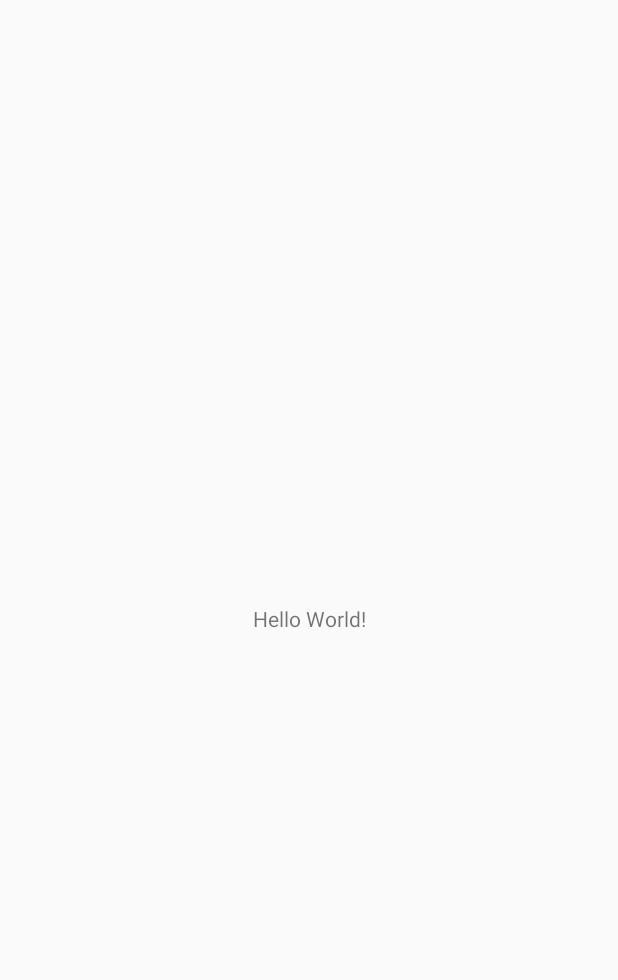
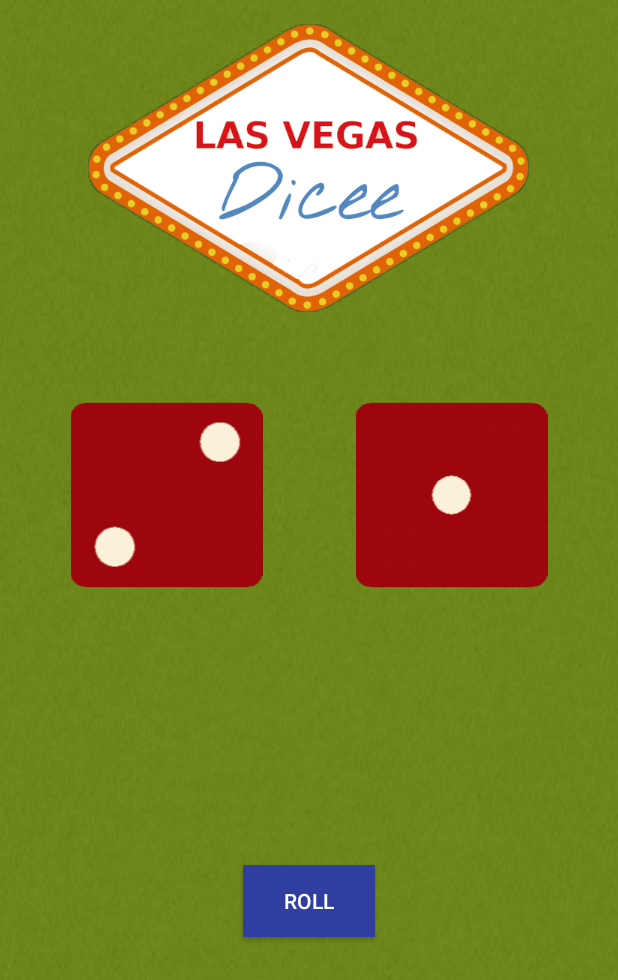
Before and after one commit to PrateekHooriLal/Android_Dicee, an Android app: the screen it shows after launch (MainActivity), on a phone screen of 412 x 824 dp. Before the commit the part shown is almost empty. Shown: the top 980 px of the screen. Run offline under Robolectric (Android 15) with nearby library versions, the phone set to English and light mode, and no system bars.

Commit message:
Dicee app done

```diff
--- a/app/src/main/java/com/prateek/dicee/MainActivity.java
+++ b/app/src/main/java/com/prateek/dicee/MainActivity.java
@@ -2,12 +2,45 @@ package com.prateek.dicee;
 
 import android.support.v7.app.AppCompatActivity;
 import android.os.Bundle;
+import android.util.Log;
+import android.view.View;
+import android.widget.Button;
+import android.widget.ImageView;
+
+import java.util.Arrays;
+import java.util.Random;
 
 public class MainActivity extends AppCompatActivity {
+
 
     @Override
     protected void onCreate(Bundle savedInstanceState) {
         super.onCreate(savedInstanceState);
         setContentView(R.layout.activity_main);
+
+        Button rollButton = findViewById(R.id.rollbutton);
+
+        final ImageView leftDice = findViewById(R.id.left_dice);
+        final ImageView rightDice = findViewById(R.id.right_dice);
+
+        final int[] diceArray = {R.drawable.dice1, R.drawable.dice2,
+                R.drawable.dice3, R.drawable.dice4,
+                R.drawable.dice5, R.drawable.dice6};
+
+        rollButton.setOnClickListener(new View.OnClickListener() {
+            @Override
+            public void onClick(View view) {
+                Log.d("Dicee", "Button Pressed");
+
+                Random ramNumGen = new Random();
+
+                int number = ramNumGen.nextInt(6);
+                Log.d("Dicee", "Random number:" + number);
+                leftDice.setImageResource(diceArray[number]);
+
+                number = ramNumGen.nextInt(6);
+                rightDice.setImageResource(diceArray[number]);
+            }
+        });
     }
 }
--- a/app/src/main/res/layout/activity_main.xml
+++ b/app/src/main/res/layout/activity_main.xml
@@ -1,18 +1,66 @@
 <?xml version="1.0" encoding="utf-8"?>
-<android.support.constraint.ConstraintLayout xmlns:android="http://schemas.android.com/apk/res/android"
-    xmlns:app="http://schemas.android.com/apk/res-auto"
+<LinearLayout xmlns:app="http://schemas.android.com/apk/res-auto"
+    android:id="@+id/activity_main"
+    xmlns:android="http://schemas.android.com/apk/res/android"
     xmlns:tools="http://schemas.android.com/tools"
     android:layout_width="match_parent"
     android:layout_height="match_parent"
-    tools:context="com.prateek.dicee.MainActivity">
+    android:paddingLeft="16dp"
+    android:paddingRight="16dp"
+    android:paddingTop="16dp"
+    android:paddingBottom="16dp"
+    android:orientation="vertical"
+    android:background="@drawable/newbackground"
+    tools:context=".MainActivity">
 
-    <TextView
-        android:layout_width="wrap_content"
+
+    <RelativeLayout
+        android:layout_width="match_parent"
+        android:layout_height="250dp">
+
+        <ImageView
+            android:id="@+id/image_logo"
+            android:layout_width="wrap_content"
+            android:layout_height="wrap_content"
+            android:layout_centerHorizontal="true"
+            app:srcCompat="@drawable/dicee_logo" />
+
+    </RelativeLayout>
+
+    <LinearLayout
+        android:layout_width="match_parent"
         android:layout_height="wrap_content"
-        android:text="Hello World!"
-        app:layout_constraintBottom_toBottomOf="parent"
-        app:layout_constraintLeft_toLeftOf="parent"
-        app:layout_constraintRight_toRightOf="parent"
-        app:layout_constraintTop_toTopOf="parent" />
+        android:orientation="horizontal">
 
-</android.support.constraint.ConstraintLayout>
+        <ImageView
+            android:id="@+id/left_dice"
+            android:layout_width="wrap_content"
+            android:layout_height="wrap_content"
+            app:srcCompat="@drawable/dice2"
+            android:layout_weight="1"/>
+
+        <ImageView
+            android:id="@+id/right_dice"
+            android:layout_width="wrap_content"
+            android:layout_height="wrap_content"
+            android:layout_weight="1"
+            app:srcCompat="@drawable/dice1" />
+    </LinearLayout>
+
+    <RelativeLayout
+        android:layout_width="match_parent"
+        android:layout_height="match_parent">
+
+        <Button
+            android:id="@+id/rollbutton"
+            android:layout_width="wrap_content"
+            android:layout_height="wrap_content"
+            android:layout_centerHorizontal="true"
+            android:layout_centerVertical="true"
+            android:background="@color/colorPrimaryDark"
+            android:text="@string/button_text"
+            android:textColor="@android:color/background_light" />
+
+    </RelativeLayout>
+
+</LinearLayout>
--- a/app/src/main/res/values/colors.xml
+++ b/app/src/main/res/values/colors.xml
@@ -1,6 +1,6 @@
 <?xml version="1.0" encoding="utf-8"?>
 <resources>
-    <color name="colorPrimary">#3F51B5</color>
-    <color name="colorPrimaryDark">#303F9F</color>
+    <color name="colorPrimary">#3f51b5</color>
+    <color name="colorPrimaryDark">#303f9f</color>
     <color name="colorAccent">#FF4081</color>
 </resources>
--- a/app/src/main/res/values/strings.xml
+++ b/app/src/main/res/values/strings.xml
@@ -1,3 +1,4 @@
 <resources>
     <string name="app_name">Dicee</string>
+    <string name="button_text">Roll</string>
 </resources>
```
Also changed, not shown: settings.gradle (line endings or trailing spaces).
